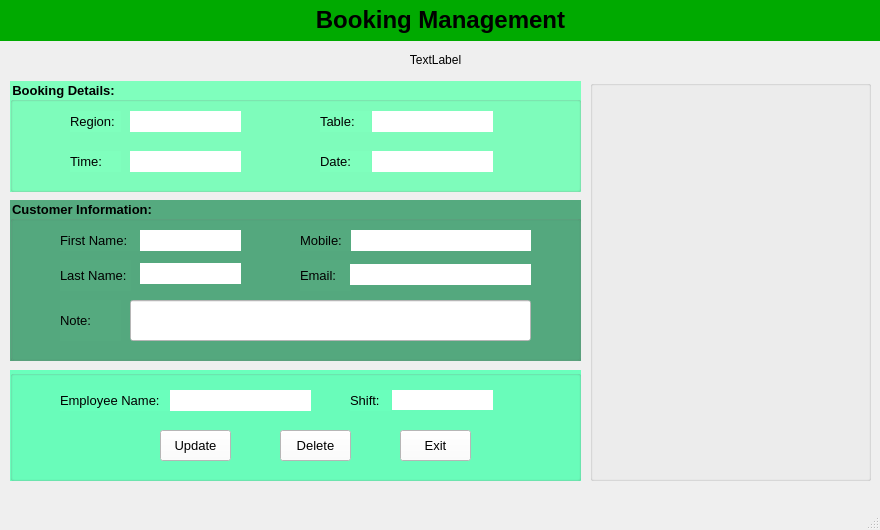
The window that uiManagement/MainWindow_Management.ui (Minhtri-hub/ktlt_final) describes before a commit, drawn with Qt 5.
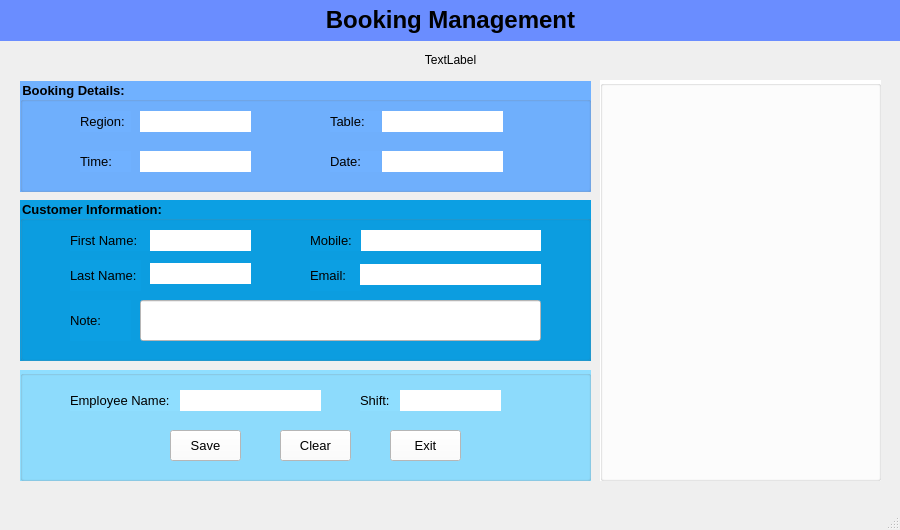
The same window after the commit. Icons and pictures are not drawn.

```diff
--- a/uiManagement/MainWindow_Management.ui
+++ b/uiManagement/MainWindow_Management.ui
@@ -6,20 +6,23 @@
    <rect>
     <x>0</x>
     <y>0</y>
-    <width>880</width>
+    <width>900</width>
     <height>530</height>
    </rect>
   </property>
   <property name="windowTitle">
    <string>MainWindow</string>
   </property>
+  <property name="styleSheet">
+   <string notr="true"/>
+  </property>
   <widget class="QWidget" name="centralwidget">
    <widget class="QLabel" name="label">
     <property name="geometry">
      <rect>
       <x>0</x>
       <y>0</y>
-      <width>881</width>
+      <width>901</width>
       <height>41</height>
      </rect>
     </property>
@@ -31,7 +34,7 @@
      </font>
     </property>
     <property name="styleSheet">
-     <string notr="true">background-color: rgb(0, 170, 0);</string>
+     <string notr="true">background-color: rgb(106, 141, 255);</string>
     </property>
     <property name="text">
      <string>&lt;html&gt;&lt;head/&gt;&lt;body&gt;&lt;p align=&quot;center&quot;&gt;&lt;span style=&quot; font-weight:600;&quot;&gt;Booking Management&lt;/span&gt;&lt;/p&gt;&lt;/body&gt;&lt;/html&gt;</string>
@@ -40,7 +43,7 @@
    <widget class="QGroupBox" name="groupBox">
     <property name="geometry">
      <rect>
-      <x>10</x>
+      <x>20</x>
       <y>81</y>
       <width>571</width>
       <height>111</height>
@@ -54,7 +57,8 @@
      </font>
     </property>
     <property name="styleSheet">
-     <string notr="true">background-color: rgb(127, 255, 189);</string>
+     <string notr="true">background-color: rgb(112, 177, 255);
+</string>
     </property>
     <property name="title">
      <string>Booking Details:</string>
@@ -199,7 +203,7 @@
    <widget class="QGroupBox" name="groupBox_2">
     <property name="geometry">
      <rect>
-      <x>10</x>
+      <x>20</x>
       <y>200</y>
       <width>571</width>
       <height>161</height>
@@ -213,7 +217,7 @@
      </font>
     </property>
     <property name="styleSheet">
-     <string notr="true">background-color: rgb(85, 170, 127);</string>
+     <string notr="true">background-color: rgb(12, 159, 227);</string>
     </property>
     <property name="title">
      <string>Customer Information:</string>
@@ -348,7 +352,7 @@
       </font>
      </property>
      <property name="autoFillBackground">
-      <bool>true</bool>
+      <bool>false</bool>
      </property>
      <property name="styleSheet">
       <string notr="true"/>
@@ -401,14 +405,14 @@
    <widget class="QGroupBox" name="groupBox_3">
     <property name="geometry">
      <rect>
-      <x>10</x>
+      <x>20</x>
       <y>370</y>
       <width>571</width>
       <height>111</height>
      </rect>
     </property>
     <property name="styleSheet">
-     <string notr="true">background-color: rgb(106, 255, 188);</string>
+     <string notr="true">background-color: rgb(143, 222, 255);</string>
     </property>
     <property name="title">
      <string/>
@@ -427,6 +431,9 @@
        <pointsize>10</pointsize>
       </font>
      </property>
+     <property name="styleSheet">
+      <string notr="true"/>
+     </property>
      <property name="text">
       <string>Employee Name:</string>
      </property>
@@ -452,10 +459,10 @@
     <widget class="QLineEdit" name="lineEdit">
      <property name="geometry">
       <rect>
-       <x>382</x>
+       <x>380</x>
        <y>20</y>
        <width>101</width>
-       <height>20</height>
+       <height>21</height>
       </rect>
      </property>
      <property name="styleSheet">
@@ -484,7 +491,7 @@
     <widget class="QPushButton" name="pushButton_2">
      <property name="geometry">
       <rect>
-       <x>270</x>
+       <x>260</x>
        <y>60</y>
        <width>71</width>
        <height>31</height>
@@ -499,7 +506,7 @@
       <string notr="true">background-color: rgb(255, 255, 255);</string>
      </property>
      <property name="text">
-      <string>Delete</string>
+      <string>Clear</string>
      </property>
      <property name="icon">
       <iconset>
@@ -509,7 +516,7 @@
     <widget class="QPushButton" name="pushButtonExit">
      <property name="geometry">
       <rect>
-       <x>390</x>
+       <x>370</x>
        <y>60</y>
        <width>71</width>
        <height>31</height>
@@ -549,7 +556,7 @@
       <string notr="true">background-color: rgb(255, 255, 255);</string>
      </property>
      <property name="text">
-      <string>Update</string>
+      <string>Save</string>
      </property>
      <property name="icon">
       <iconset>
@@ -560,9 +567,9 @@
    <widget class="QLabel" name="label_12">
     <property name="geometry">
      <rect>
-      <x>0</x>
+      <x>20</x>
       <y>50</y>
-      <width>871</width>
+      <width>861</width>
       <height>21</height>
      </rect>
     </property>
@@ -573,12 +580,15 @@
    <widget class="QGroupBox" name="groupBox_4">
     <property name="geometry">
      <rect>
-      <x>590</x>
+      <x>600</x>
       <y>80</y>
       <width>281</width>
       <height>401</height>
      </rect>
     </property>
+    <property name="styleSheet">
+     <string notr="true">background-color: rgb(255, 255, 255);</string>
+    </property>
     <property name="title">
      <string/>
     </property>
```
Left out of the diff: 53 changed lines with no effect on the pictures.
